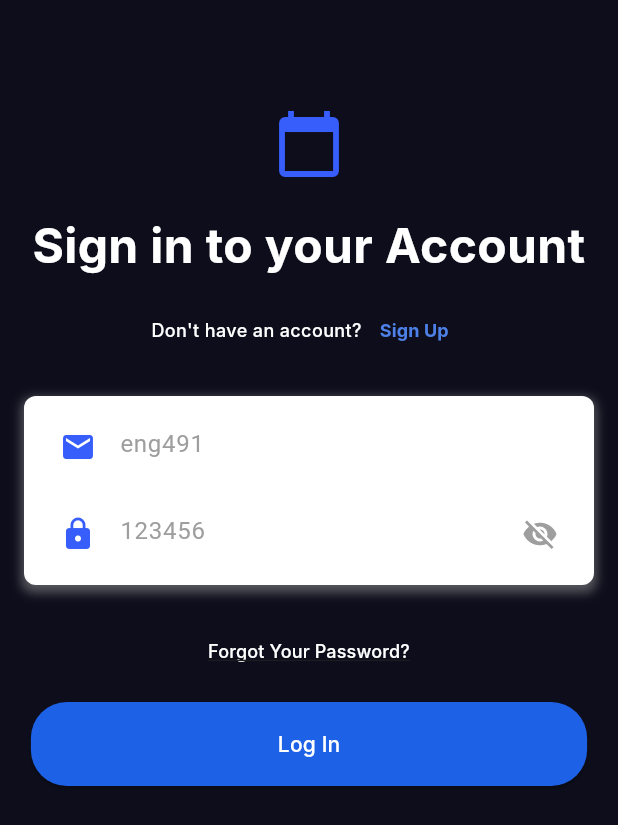
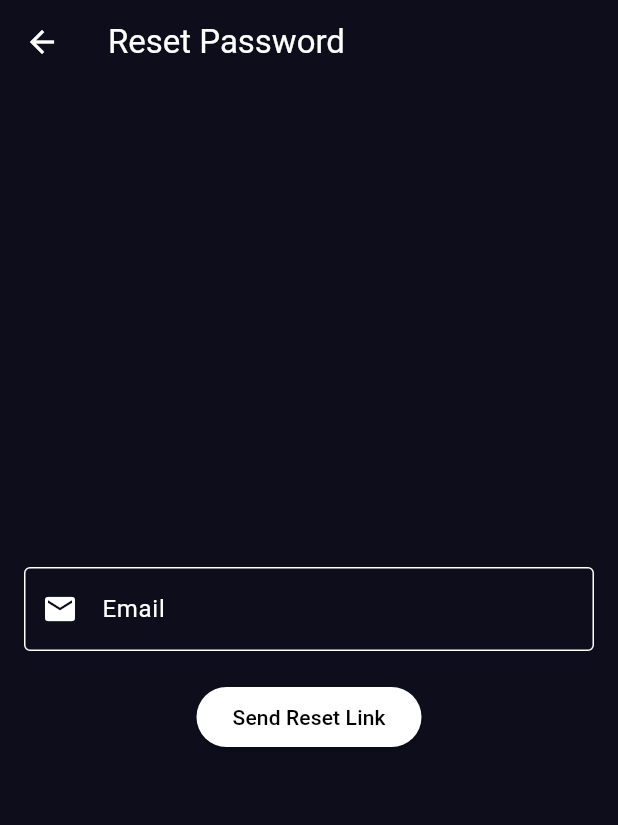
Before and after one commit to bugrahaneefe/Scheduling-System-for-Healthcare-Industry, a Flutter app: the screen it shows after launch, after a tap on "Forgot Your Password?", on a phone screen of 412 x 824 dp. Shown: the top 825 px of the screen. Run offline on Flutter 3.47's test engine with Material 3 defaults, Android fonts, the phone set to English and light mode, and no system bars; our stand-ins replace app_links, cloud_firestore, firebase_auth, firebase_core, table_calendar; accounts and stored records are empty; Roboto replaces fonts that are missing (Inter).

Commit message:
reset password page is implemented.

```diff
--- a/frontend/flutter_project/lib/managers/auth_services.dart
+++ b/frontend/flutter_project/lib/managers/auth_services.dart
@@ -85,4 +85,30 @@ class AuthServices {
       throw Exception('Failed to update profile: $e');
     }
   }
+
+  Future<void> resetPassword(String email) async {
+    // Basic email validation
+    if (email.isEmpty || !email.contains('@')) {
+      throw Exception('Please enter a valid email address');
+    }
+
+    try {
+      await firebaseAuth.sendPasswordResetEmail(
+        email: email.trim(), // Remove any whitespace
+      );
+    } on FirebaseAuthException catch (e) {
+      switch (e.code) {
+        case 'user-not-found':
+          throw Exception('No user found with this email address');
+        case 'invalid-email':
+          throw Exception('The email address is invalid');
+        case 'too-many-requests':
+          throw Exception('Too many requests. Please try again later');
+        default:
+          throw Exception('Failed to send reset password email: ${e.message}');
+      }
+    } catch (e) {
+      throw Exception('An unexpected error occurred');
+    }
+  }
 }
--- a/frontend/flutter_project/lib/views/login_view.dart
+++ b/frontend/flutter_project/lib/views/login_view.dart
@@ -3,6 +3,7 @@
 import 'package:flutter/material.dart';
 import 'package:project491/components/custom_button.dart';
 import 'package:project491/managers/auth_services.dart';
+import 'package:project491/views/reset_password_view.dart';
 import 'package:project491/views/room_invitation_view.dart';
 import 'package:provider/provider.dart';
 import 'package:firebase_auth/firebase_auth.dart';
@@ -272,7 +273,12 @@ class _LoginViewState extends State<LoginView> {
                       // "Forgot Your Password?" button
                       TextButton(
                         onPressed: () {
-                          // TODO: Implement "Forgot Password?" feature
+                          Navigator.push(
+                            context,
+                            MaterialPageRoute(
+                              builder: (context) => const ResetPasswordView(),
+                            ),
+                          );
                         },
                         child: const Text(
                           'Forgot Your Password?',
@@ -332,6 +338,7 @@ class _LoginViewState extends State<LoginView> {
                         },
                         buttonType: 'main',
                       ),
+                      const SizedBox(height: 16),
                     ],
                   ),
                   // Popup error message
--- /dev/null
+++ b/frontend/flutter_project/lib/views/reset_password_view.dart
@@ -0,0 +1,120 @@
+import 'package:flutter/material.dart';
+import '../managers/auth_services.dart';
+
+class ResetPasswordView extends StatefulWidget {
+  const ResetPasswordView({Key? key}) : super(key: key);
+
+  @override
+  State<ResetPasswordView> createState() => _ResetPasswordViewState();
+}
+
+class _ResetPasswordViewState extends State<ResetPasswordView> {
+  final _emailController = TextEditingController();
+  bool _isLoading = false;
+  String? _message;
+  bool _isSuccess = false;
+
+  @override
+  void dispose() {
+    _emailController.dispose();
+    super.dispose();
+  }
+
+  Future<void> _resetPassword() async {
+    setState(() {
+      _isLoading = true;
+      _message = null;
+    });
+
+    try {
+      await authService.value.resetPassword(_emailController.text.trim());
+      setState(() {
+        _message = 'Password reset email sent! Check your inbox.';
+        _isSuccess = true;
+      });
+      Future.delayed(const Duration(seconds: 2), () => Navigator.pop(context));
+    } catch (e) {
+      setState(() {
+        _message = 'Failed to send reset email. Please try again.';
+        _isSuccess = false;
+      });
+    } finally {
+      setState(() => _isLoading = false);
+    }
+  }
+
+  @override
+  Widget build(BuildContext context) {
+    return Scaffold(
+      appBar: AppBar(
+        title: const Text(
+          'Reset Password',
+          style: TextStyle(color: Colors.white),
+        ),
+        iconTheme: const IconThemeData(
+          color: Colors.white,
+        ), // Makes back button white
+      ),
+      body: Padding(
+        padding: const EdgeInsets.all(16.0),
+        child: Column(
+          mainAxisAlignment: MainAxisAlignment.center,
+          children: [
+            TextField(
+              controller: _emailController,
+              style: const TextStyle(
+                color: Colors.white,
+              ), // Makes input text white
+              decoration: const InputDecoration(
+                labelText: 'Email',
+                labelStyle: TextStyle(
+                  color: Colors.white,
+                ), // Makes label text white
+                hintText: 'Enter your email address',
+                hintStyle: TextStyle(
+                  color: Colors.white70,
+                ), // Makes hint text white with opacity
+                prefixIcon: Icon(
+                  Icons.email,
+                  color: Colors.white,
+                ), // Makes icon white
+                enabledBorder: OutlineInputBorder(
+                  borderSide: BorderSide(color: Colors.white),
+                ),
+                focusedBorder: OutlineInputBorder(
+                  borderSide: BorderSide(color: Colors.white),
+                ),
+              ),
+              keyboardType: TextInputType.emailAddress,
+            ),
+            const SizedBox(height: 20),
+            ElevatedButton(
+              style: ElevatedButton.styleFrom(
+                foregroundColor: Colors.black,
+                backgroundColor: Colors.white, // White background
+              ),
+              onPressed: _isLoading ? null : _resetPassword,
+              child:
+                  _isLoading
+                      ? const CircularProgressIndicator()
+                      : const Text('Send Reset Link'),
+            ),
+            if (_message != null)
+              Container(
+                margin: const EdgeInsets.only(top: 16),
+                padding: const EdgeInsets.all(8),
+                decoration: BoxDecoration(
+                  color: _isSuccess ? Colors.green : Colors.red,
+                  borderRadius: BorderRadius.circular(8),
+                ),
+                child: Text(
+                  _message!,
+                  style: const TextStyle(color: Colors.white),
+                ),
+              ),
+          ],
+        ),
+      ),
+    );
+  }
+}
```
